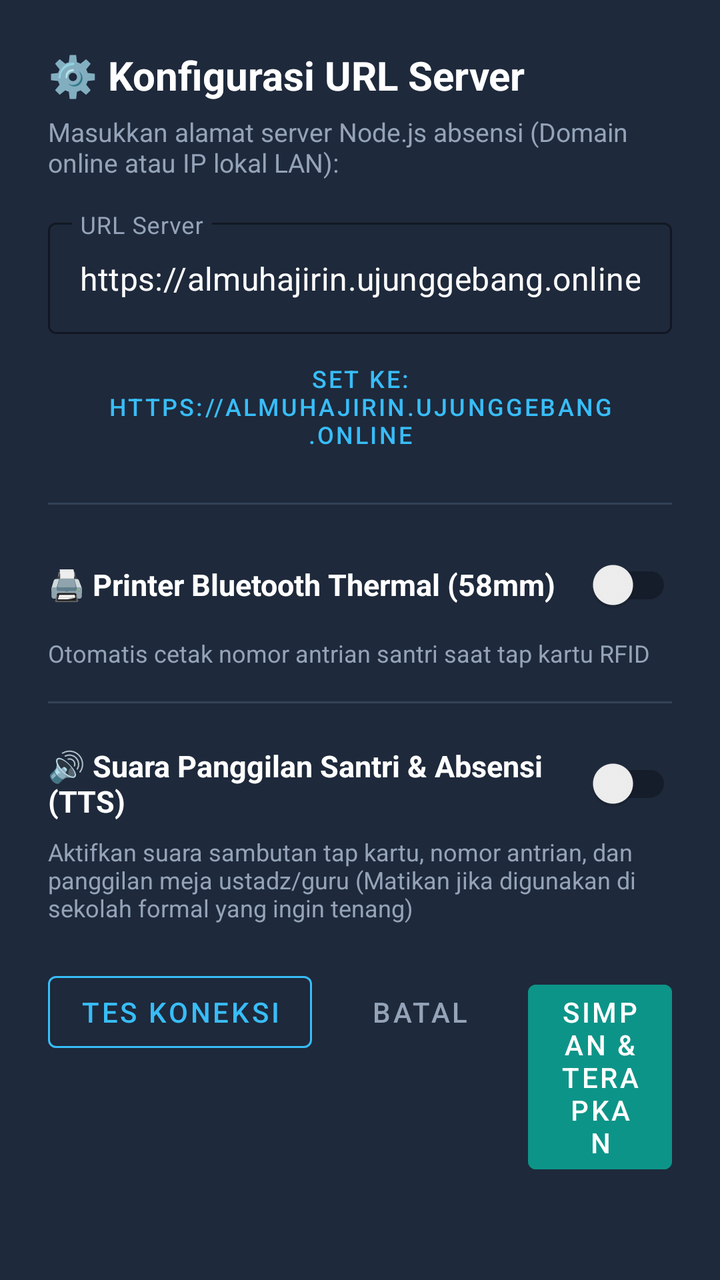
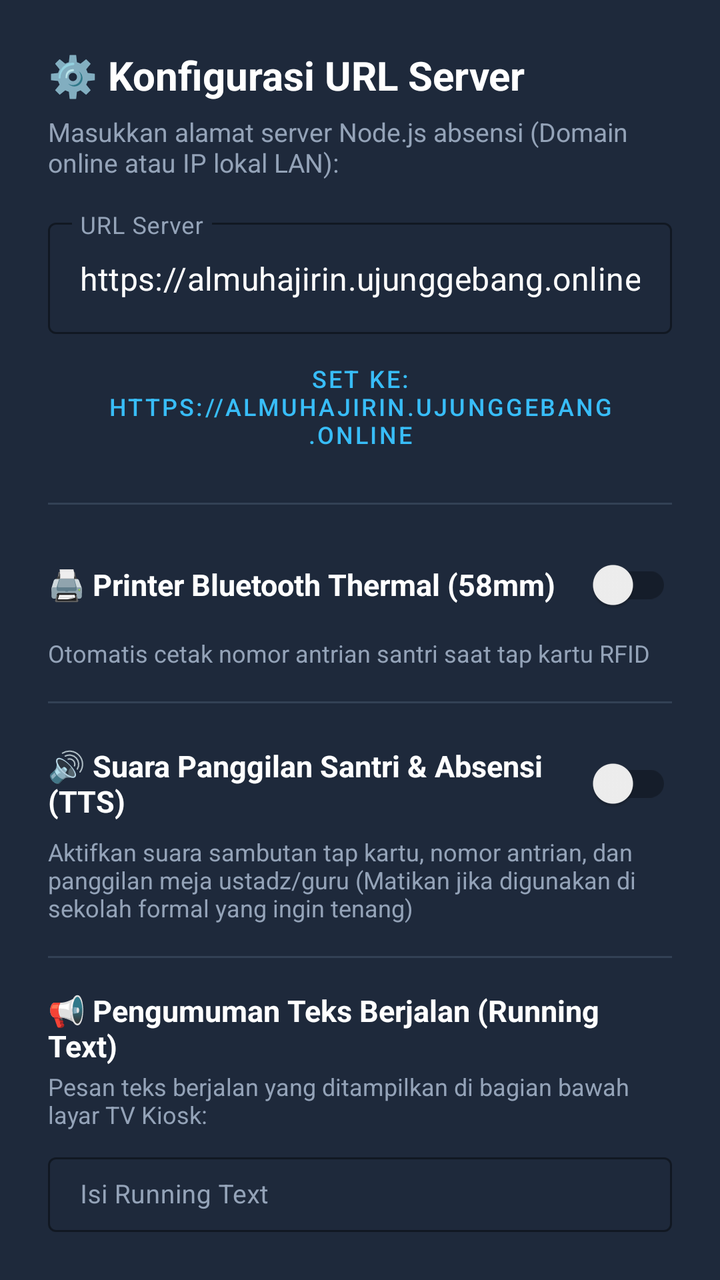

The first picture is an Android layout as it rendered before a commit; the second is the same layout after the commit. The layout source and the unified diff follow.
<!-- AndroidManifest.xml: application theme Theme.SmartSchool -->
<!-- res/layout/dialog_server_settings.xml -->
<?xml version="1.0" encoding="utf-8"?>
<LinearLayout xmlns:android="http://schemas.android.com/apk/res/android"
    xmlns:app="http://schemas.android.com/apk/res-auto"
    android:layout_width="match_parent"
    android:layout_height="wrap_content"
    android:background="#1E293B"
    android:orientation="vertical"
    android:padding="24dp">

    
    <TextView
        android:layout_width="wrap_content"
        android:layout_height="wrap_content"
        android:text="⚙️ Konfigurasi URL Server"
        android:textColor="@android:color/white"
        android:textSize="20sp"
        android:textStyle="bold" />

    <TextView
        android:layout_width="wrap_content"
        android:layout_height="wrap_content"
        android:layout_marginTop="6dp"
        android:text="Masukkan alamat server Node.js absensi (Domain online atau IP lokal LAN):"
        android:textColor="#94A3B8"
        android:textSize="13sp" />

    
    <com.google.android.material.textfield.TextInputLayout
        android:id="@+id/tilServerUrl"
        style="@style/Widget.MaterialComponents.TextInputLayout.OutlinedBox"
        android:layout_width="match_parent"
        android:layout_height="wrap_content"
        android:layout_marginTop="16dp"
        android:hint="URL Server"
        android:textColorHint="#94A3B8"
        app:boxStrokeColor="#38BDF8"
        app:boxStrokeWidthFocused="2dp"
        app:hintTextColor="#38BDF8">

        <com.google.android.material.textfield.TextInputEditText
            android:id="@+id/etServerUrl"
            android:layout_width="match_parent"
            android:layout_height="wrap_content"
            android:inputType="textUri"
            android:text="https://almuhajirin.ujunggebang.online"
            android:textColor="@android:color/white"
            android:textSize="16sp" />
    </com.google.android.material.textfield.TextInputLayout>

    
    <com.google.android.material.button.MaterialButton
        android:id="@+id/btnPresetDefault"
        style="@style/Widget.MaterialComponents.Button.TextButton"
        android:layout_width="wrap_content"
        android:layout_height="wrap_content"
        android:layout_marginTop="4dp"
        android:text="Set ke: https://almuhajirin.ujunggebang.online"
        android:textColor="#38BDF8"
        android:textSize="12sp" />

    
    <TextView
        android:id="@+id/tvPingStatus"
        android:layout_width="match_parent"
        android:layout_height="wrap_content"
        android:layout_marginTop="8dp"
        android:text=""
        android:textSize="13sp"
        android:visibility="gone" />

    
    <View
        android:layout_width="match_parent"
        android:layout_height="1dp"
        android:layout_marginTop="16dp"
        android:layout_marginBottom="16dp"
        android:background="#334155" />

    
    <LinearLayout
        android:layout_width="match_parent"
        android:layout_height="wrap_content"
        android:gravity="center_vertical"
        android:orientation="horizontal">

        <TextView
            android:layout_width="0dp"
            android:layout_height="wrap_content"
            android:layout_weight="1"
            android:text="🖨️ Printer Bluetooth Thermal (58mm)"
            android:textColor="@android:color/white"
            android:textSize="15sp"
            android:textStyle="bold" />

        <androidx.appcompat.widget.SwitchCompat
            android:id="@+id/switchPrinter"
            android:layout_width="wrap_content"
            android:layout_height="wrap_content" />
    </LinearLayout>

    <TextView
        android:layout_width="wrap_content"
        android:layout_height="wrap_content"
        android:layout_marginTop="2dp"
        android:text="Otomatis cetak nomor antrian santri saat tap kartu RFID"
        android:textColor="#94A3B8"
        android:textSize="12sp" />

    
    <LinearLayout
        android:id="@+id/layoutPrinterOptions"
        android:layout_width="match_parent"
        android:layout_height="wrap_content"
        android:layout_marginTop="10dp"
        android:orientation="vertical"
        android:visibility="gone">

        <TextView
            android:layout_width="wrap_content"
            android:layout_height="wrap_content"
            android:text="Pilih Printer Bluetooth Terpasang:"
            android:textColor="#CBD5E1"
            android:textSize="12sp" />

        <Spinner
            android:id="@+id/spinnerPrinter"
            android:layout_width="match_parent"
            android:layout_height="44dp"
            android:layout_marginTop="6dp"
            android:background="#0F172A"
            android:paddingStart="12dp"
            android:paddingEnd="12dp" />

        <LinearLayout
            android:layout_width="match_parent"
            android:layout_height="wrap_content"
            android:layout_marginTop="8dp"
            android:gravity="center_vertical"
            android:orientation="horizontal">

            <com.google.android.material.button.MaterialButton
                android:id="@+id/btnRefreshPrinters"
                style="@style/Widget.MaterialComponents.Button.TextButton"
                android:layout_width="wrap_content"
                android:layout_height="wrap_content"
                android:text="🔄 Refresh List"
                android:textColor="#38BDF8"
                android:textSize="12sp" />

            <View
                android:layout_width="0dp"
                android:layout_height="1dp"
                android:layout_weight="1" />

            <com.google.android.material.button.MaterialButton
                android:id="@+id/btnTestPrint"
                style="@style/Widget.MaterialComponents.Button.OutlinedButton"
                android:layout_width="wrap_content"
                android:layout_height="wrap_content"
                android:text="Tes Cetak"
                android:textColor="#34D399"
                app:strokeColor="#34D399" />
        </LinearLayout>

        
        <TextView
            android:layout_width="wrap_content"
            android:layout_height="wrap_content"
            android:layout_marginTop="6dp"
            android:text="Atau Masukkan MAC Address Printer Secara Manual:"
            android:textColor="#94A3B8"
            android:textSize="11sp" />

        <com.google.android.material.textfield.TextInputLayout
            android:id="@+id/tilPrinterMac"
            style="@style/Widget.MaterialComponents.TextInputLayout.OutlinedBox"
            android:layout_width="match_parent"
            android:layout_height="wrap_content"
            android:layout_marginTop="4dp"
            android:hint="Contoh: 66:22:BB:11:33:AA"
            android:textColorHint="#94A3B8"
            app:boxStrokeColor="#38BDF8"
            app:boxStrokeWidthFocused="1.5dp"
            app:hintTextColor="#38BDF8">

            <com.google.android.material.textfield.TextInputEditText
                android:id="@+id/etPrinterMac"
                android:layout_width="match_parent"
                android:layout_height="wrap_content"
                android:inputType="textCapCharacters"
                android:textColor="@android:color/white"
                android:textSize="14sp" />
        </com.google.android.material.textfield.TextInputLayout>

        <TextView
            android:id="@+id/tvPrinterStatus"
            android:layout_width="match_parent"
            android:layout_height="wrap_content"
            android:layout_marginTop="4dp"
            android:text=""
            android:textSize="12sp"
            android:visibility="gone" />
    </LinearLayout>

    
    <View
        android:layout_width="match_parent"
        android:layout_height="1dp"
        android:layout_marginTop="16dp"
        android:layout_marginBottom="16dp"
        android:background="#334155" />

    
    <LinearLayout
        android:layout_width="match_parent"
        android:layout_height="wrap_content"
        android:gravity="center_vertical"
        android:orientation="horizontal">

        <TextView
            android:layout_width="0dp"
            android:layout_height="wrap_content"
            android:layout_weight="1"
            android:text="🔊 Suara Panggilan Santri &amp; Absensi (TTS)"
            android:textColor="@android:color/white"
            android:textSize="15sp"
            android:textStyle="bold" />

        <androidx.appcompat.widget.SwitchCompat
            android:id="@+id/switchTts"
            android:layout_width="wrap_content"
            android:layout_height="wrap_content" />
    </LinearLayout>

    <TextView
        android:layout_width="wrap_content"
        android:layout_height="wrap_content"
        android:layout_marginTop="2dp"
        android:text="Aktifkan suara sambutan tap kartu, nomor antrian, dan panggilan meja ustadz/guru (Matikan jika digunakan di sekolah formal yang ingin tenang)"
        android:textColor="#94A3B8"
        android:textSize="12sp" />

    
    <LinearLayout
        android:layout_width="match_parent"
        android:layout_height="wrap_content"
        android:layout_marginTop="20dp"
        android:gravity="end"
        android:orientation="horizontal">

        <com.google.android.material.button.MaterialButton
            android:id="@+id/btnTestPing"
            style="@style/Widget.MaterialComponents.Button.OutlinedButton"
            android:layout_width="wrap_content"
            android:layout_height="wrap_content"
            android:layout_marginEnd="10dp"
            android:text="Tes Koneksi"
            android:textColor="#38BDF8"
            app:strokeColor="#38BDF8" />

        <com.google.android.material.button.MaterialButton
            android:id="@+id/btnCancel"
            style="@style/Widget.MaterialComponents.Button.TextButton"
            android:layout_width="wrap_content"
            android:layout_height="wrap_content"
            android:layout_marginEnd="10dp"
            android:text="Batal"
            android:textColor="#94A3B8" />

        <com.google.android.material.button.MaterialButton
            android:id="@+id/btnSave"
            android:layout_width="wrap_content"
            android:layout_height="wrap_content"
            android:backgroundTint="#0D9488"
            android:text="Simpan &amp; Terapkan"
            android:textColor="@android:color/white" />
    </LinearLayout>

</LinearLayout>
<!-- resources referenced by this layout -->
<resources>
  <style name="Theme.SmartSchool" parent="Theme.MaterialComponents.DayNight.NoActionBar">
          
          <item name="colorPrimary">@color/primary</item>
          <item name="colorPrimaryVariant">@color/primary_dark</item>
          <item name="colorOnPrimary">@android:color/white</item>
          
          <item name="colorSecondary">@color/accent</item>
          <item name="colorSecondaryVariant">@color/primary_dark</item>
          <item name="colorOnSecondary">@android:color/white</item>
          
          <item name="android:statusBarColor">@color/primary_dark</item>
          <item name="android:windowLightStatusBar" tools:targetApi="m">false</item>
          
          <item name="android:windowBackground">@color/background</item>
      </style>
  <color name="primary">#0D9488</color>
  <color name="primary_dark">#0F766E</color>
  <color name="accent">#10B981</color>
  <color name="background">#F8FAFC</color>
</resources>

<!-- the commit's change to res/layout/dialog_server_settings.xml (unified diff, before → after) -->
@@ -241,6 +241,129 @@
         android:textSize="12sp" />
 
     
+    <View
+        android:layout_width="match_parent"
+        android:layout_height="1dp"
+        android:layout_marginTop="16dp"
+        android:layout_marginBottom="16dp"
+        android:background="#334155" />
+
+    
+    <TextView
+        android:layout_width="wrap_content"
+        android:layout_height="wrap_content"
+        android:text="📢 Pengumuman Teks Berjalan (Running Text)"
+        android:textColor="@android:color/white"
+        android:textSize="15sp"
+        android:textStyle="bold" />
+
+    <TextView
+        android:layout_width="wrap_content"
+        android:layout_height="wrap_content"
+        android:layout_marginTop="2dp"
+        android:text="Pesan teks berjalan yang ditampilkan di bagian bawah layar TV Kiosk:"
+        android:textColor="#94A3B8"
+        android:textSize="12sp" />
+
+    <com.google.android.material.textfield.TextInputLayout
+        android:id="@+id/tilRunningText"
+        style="@style/Widget.MaterialComponents.TextInputLayout.OutlinedBox"
+        android:layout_width="match_parent"
+        android:layout_height="wrap_content"
+        android:layout_marginTop="8dp"
+        android:hint="Isi Running Text"
+        android:textColorHint="#94A3B8"
+        app:boxStrokeColor="#38BDF8"
+        app:boxStrokeWidthFocused="1.5dp"
+        app:hintTextColor="#38BDF8">
+
+        <com.google.android.material.textfield.TextInputEditText
+            android:id="@+id/etRunningText"
+            android:layout_width="match_parent"
+            android:layout_height="wrap_content"
+            android:inputType="textMultiLine"
+            android:lines="2"
+            android:textColor="@android:color/white"
+            android:textSize="13sp" />
+    </com.google.android.material.textfield.TextInputLayout>
+
+    
+    <View
+        android:layout_width="match_parent"
+        android:layout_height="1dp"
+        android:layout_marginTop="16dp"
+        android:layout_marginBottom="16dp"
+        android:background="#334155" />
+
+    
+    <TextView
+        android:layout_width="wrap_content"
+        android:layout_height="wrap_content"
+        android:text="🕌 Kordinat Jadwal Sholat (Lintang / Bujur)"
+        android:textColor="@android:color/white"
+        android:textSize="15sp"
+        android:textStyle="bold" />
+
+    <TextView
+        android:layout_width="wrap_content"
+        android:layout_height="wrap_content"
+        android:layout_marginTop="2dp"
+        android:text="Kordinat lokasi instansi (bisa juga diatur via web admin dengan peta interaktif):"
+        android:textColor="#94A3B8"
+        android:textSize="12sp" />
+
+    <LinearLayout
+        android:layout_width="match_parent"
+        android:layout_height="wrap_content"
+        android:layout_marginTop="8dp"
+        android:orientation="horizontal">
+
+        <com.google.android.material.textfield.TextInputLayout
+            android:id="@+id/tilPrayerLat"
+            style="@style/Widget.MaterialComponents.TextInputLayout.OutlinedBox"
+            android:layout_width="0dp"
+            android:layout_height="wrap_content"
+            android:layout_marginEnd="6dp"
+            android:layout_weight="1"
+            android:hint="Latitude"
+            android:textColorHint="#94A3B8"
+            app:boxStrokeColor="#38BDF8"
+            app:hintTextColor="#38BDF8">
+
+            <com.google.android.material.textfield.TextInputEditText
+                android:id="@+id/etPrayerLat"
+                android:layout_width="match_parent"
+                android:layout_height="wrap_content"
+                android:inputType="numberSigned|numberDecimal"
+                android:text="-6.3263"
+                android:textColor="@android:color/white"
+                android:textSize="13sp" />
+        </com.google.android.material.textfield.TextInputLayout>
+
+        <com.google.android.material.textfield.TextInputLayout
+            android:id="@+id/tilPrayerLng"
+            style="@style/Widget.MaterialComponents.TextInputLayout.OutlinedBox"
+            android:layout_width="0dp"
+            android:layout_height="wrap_content"
+            android:layout_marginStart="6dp"
+            android:layout_weight="1"
+            android:hint="Longitude"
+            android:textColorHint="#94A3B8"
+            app:boxStrokeColor="#38BDF8"
+            app:hintTextColor="#38BDF8">
+
+            <com.google.android.material.textfield.TextInputEditText
+                android:id="@+id/etPrayerLng"
+                android:layout_width="match_parent"
+                android:layout_height="wrap_content"
+                android:inputType="numberSigned|numberDecimal"
+                android:text="108.3200"
+                android:textColor="@android:color/white"
+                android:textSize="13sp" />
+        </com.google.android.material.textfield.TextInputLayout>
+    </LinearLayout>
+
+    
     <LinearLayout
         android:layout_width="match_parent"
         android:layout_height="wrap_content"
